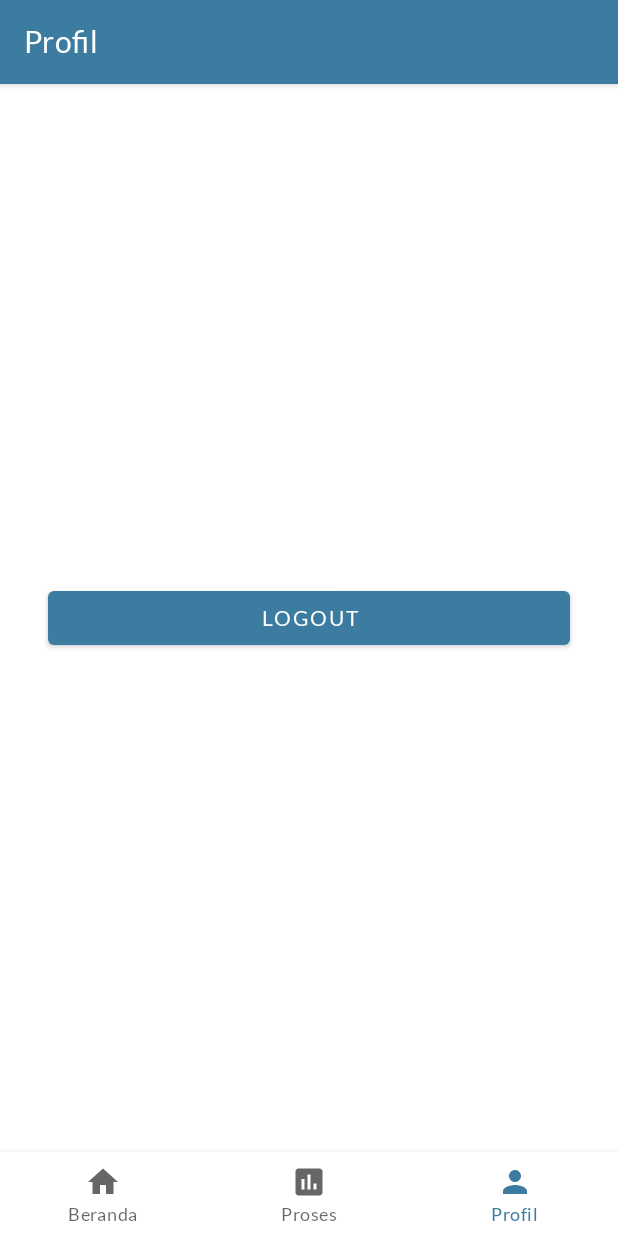
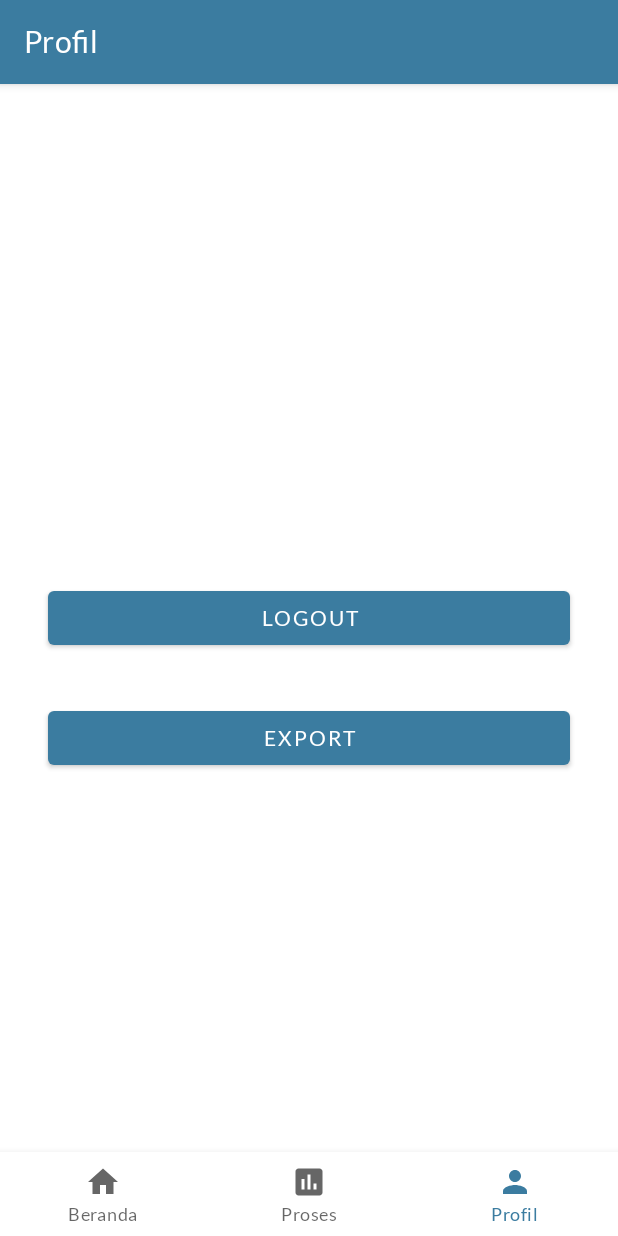
Before and after one commit to ridho-dev/logistics-distribution, an Android app: the ProfileFragment screen opened through its navigation route, on a phone screen of 412 x 824 dp. Run offline under Robolectric (Android 15) with nearby library versions, the phone set to English and light mode, and no system bars; our stand-ins replace Firebase (no records; nobody signed in at launch, a user with empty details on screens opened directly), Room's generated code, navigation-ui; libraries missing offline, so code that uses them is left out: org.apache.poi.

```diff
--- a/android/app/build.gradle
+++ b/android/app/build.gradle
@@ -59,4 +59,5 @@ dependencies {
     // Room database
     implementation 'androidx.room:room-runtime:2.3.0'
     kapt 'androidx.room:room-compiler:2.3.0'
+
 }
--- a/android/app/src/main/AndroidManifest.xml
+++ b/android/app/src/main/AndroidManifest.xml
@@ -3,6 +3,7 @@
     xmlns:tools="http://schemas.android.com/tools"
     package="com.dededev.logistics">
 
+    <uses-permission android:name="android.permission.MANAGE_EXTERNAL_STORAGE" />
     <uses-permission android:name="android.permission.READ_EXTERNAL_STORAGE" />
     <uses-permission android:name="android.permission.INTERNET" />
 
--- a/android/app/src/main/java/com/dededev/logistics/database/LogisticDao.kt
+++ b/android/app/src/main/java/com/dededev/logistics/database/LogisticDao.kt
@@ -14,6 +14,9 @@ interface LogisticDao {
     @Query("SELECT * FROM logistic")
     fun getAllLogistic(): LiveData<List<Logistic>>
 
+    @Query("SELECT * FROM logistic WHERE wilayah='Pusat'")
+    fun getLogisticPusat(): LiveData<List<Logistic>>
+
     @Query("SELECT * FROM logistic WHERE kategori='Perlengkapan Kepala'")
     fun getPerlengkapanKepala(): LiveData<List<Logistic>>
 
--- a/android/app/src/main/java/com/dededev/logistics/database/LogisticRepository.kt
+++ b/android/app/src/main/java/com/dededev/logistics/database/LogisticRepository.kt
@@ -16,6 +16,8 @@ class LogisticRepository(application: Application) {
 
     fun getAllLogistics(): LiveData<List<Logistic>> = mLogisticDao.getAllLogistic()
 
+    fun getLogisticPusat(): LiveData<List<Logistic>> = mLogisticDao.getLogisticPusat()
+
     fun getPerlengkapanKepala(): LiveData<List<Logistic>> = mLogisticDao.getPerlengkapanKepala()
 
     fun getProcessedLogistics(): LiveData<List<Logistic>> = mLogisticDao.getProcessedLogistic()
--- a/android/app/src/main/java/com/dededev/logistics/uiAdmin/adapter/LogisticAdapter.kt
+++ b/android/app/src/main/java/com/dededev/logistics/uiAdmin/adapter/LogisticAdapter.kt
@@ -51,7 +51,7 @@ class LogisticAdapter (
                 override fun onTextChanged(p0: CharSequence?, p1: Int, p2: Int, p3: Int) {
                     val item = currentItem ?: return
                     val updatedValue = p0?.toString() ?: ""
-                    item.stokAkhirPusat = updatedValue.toInt()
+                    item.stokAkhir = updatedValue.toInt()
                     homePusatViewModel.update(item)
                 }
 
@@ -61,7 +61,7 @@ class LogisticAdapter (
         fun bind(logistic: Logistic) {
             currentItem = logistic
             textName.text = logistic.namaBarang
-            textScore.text = logistic.stokAkhirPusat.toString()
+            textScore.text = logistic.stokAkhir.toString()
         }
     }
 
--- a/android/app/src/main/java/com/dededev/logistics/uiAdmin/adapter/NonAdminAdapter.kt
+++ b/android/app/src/main/java/com/dededev/logistics/uiAdmin/adapter/NonAdminAdapter.kt
@@ -32,7 +32,7 @@ class NonAdminAdapter(
 
         fun bind(logistic: Logistic) {
             itemName.text = logistic.namaBarang
-            itemValue.text = logistic.stokAkhirPusat.toString()
+            itemValue.text = logistic.stokAkhir.toString()
         }
     }
 }
--- a/android/app/src/main/java/com/dededev/logistics/uiAdmin/adapter/ProcessAdapter.kt
+++ b/android/app/src/main/java/com/dededev/logistics/uiAdmin/adapter/ProcessAdapter.kt
@@ -32,7 +32,7 @@ class ProcessAdapter(
 
         fun bind(logistic: Logistic) {
             itemName.text = logistic.namaBarang
-            itemValue.text = (floor(logistic.stokAkhirPusat * 0.1).toInt()).toString()
+            itemValue.text = (floor(logistic.stokAkhir * 0.1).toInt()).toString()
         }
     }
 }
--- a/android/app/src/main/java/com/dededev/logistics/uiAdmin/home/HomeFragment.kt
+++ b/android/app/src/main/java/com/dededev/logistics/uiAdmin/home/HomeFragment.kt
@@ -13,6 +13,7 @@ import com.dededev.logistics.R
 import com.dededev.logistics.uiAdmin.ViewModelFactory
 import com.dededev.logistics.uiAdmin.home.daerah.HomeDaerahFragment
 import com.dededev.logistics.uiAdmin.home.pusat.HomePusatFragment
+import com.google.firebase.firestore.FirebaseFirestore
 
 class HomeFragment : Fragment() {
 
@@ -57,7 +58,8 @@ class HomeFragment : Fragment() {
                     setTextColor(ContextCompat.getColor(requireContext(), R.color.gray))
                 }
                 childFragmentManager.beginTransaction()
-                    .replace(R.id.fragment_container_pusat, fragmentPusat)
+                    .show(fragmentPusat)
+                    .hide(fragmentDaerah)
                     .commit()
                 isFragmentPusatVisible = true
                 homeViewModel.isPusatActive = true
@@ -75,7 +77,8 @@ class HomeFragment : Fragment() {
                     setTextColor(ContextCompat.getColor(requireContext(), R.color.main_blue))
                 }
                 childFragmentManager.beginTransaction()
-                    .replace(R.id.fragment_container_pusat, fragmentDaerah)
+                    .show(fragmentDaerah)
+                    .hide(fragmentPusat)
                     .commit()
                 isFragmentPusatVisible = false
                 homeViewModel.isPusatActive = false
@@ -97,7 +100,9 @@ class HomeFragment : Fragment() {
                 setTextColor(ContextCompat.getColor(requireContext(), R.color.gray))
             }
             childFragmentManager.beginTransaction()
-                .replace(R.id.fragment_container_pusat, fragmentPusat)
+                .add(R.id.fragment_container_pusat, fragmentPusat)
+                .add(R.id.fragment_container_daerah, fragmentDaerah)
+                .hide(fragmentDaerah)
                 .commit()
         } else {
             buttonPusat.apply {
@@ -109,7 +114,9 @@ class HomeFragment : Fragment() {
                 setTextColor(ContextCompat.getColor(requireContext(), R.color.main_blue))
             }
             childFragmentManager.beginTransaction()
-                .replace(R.id.fragment_container_pusat, fragmentDaerah)
+                .add(R.id.fragment_container_pusat, fragmentDaerah)
+                .add(R.id.fragment_container_pusat, fragmentPusat)
+                .hide(fragmentPusat)
                 .commit()
         }
     }
--- a/android/app/src/main/java/com/dededev/logistics/uiAdmin/home/pusat/HomePusatFragment.kt
+++ b/android/app/src/main/java/com/dededev/logistics/uiAdmin/home/pusat/HomePusatFragment.kt
@@ -9,6 +9,7 @@ import android.util.Log
 import android.view.*
 import androidx.fragment.app.Fragment
 import android.widget.ArrayAdapter
+import android.widget.AutoCompleteTextView
 import androidx.activity.result.contract.ActivityResultContracts
 import androidx.recyclerview.widget.LinearLayoutManager
 import com.dededev.logistics.R
@@ -16,7 +17,7 @@ import com.dededev.logistics.database.Logistic
 import com.dededev.logistics.databinding.FragmentHomePusatBinding
 import com.dededev.logistics.uiAdmin.ViewModelFactory
 import com.dededev.logistics.uiAdmin.adapter.LogisticAdapter
-import com.dededev.logistics.utils.predict
+import com.dededev.logistics.utils.LogisticCondition
 import org.apache.poi.ss.usermodel.WorkbookFactory
 import java.io.InputStream
 
@@ -39,8 +40,6 @@ class HomePusatFragment : Fragment() {
         "Kapsat & Almount Kapsat"
     )
 
-    private var selectedMenu: String = type[0]
-
     override fun onCreateView(
         inflater: LayoutInflater, container: ViewGroup?,
         savedInstanceState: Bundle?
@@ -56,7 +55,7 @@ class HomePusatFragment : Fragment() {
         binding.rvKepala.layoutManager = layoutManager
 
         adapter = LogisticAdapter(logisticList, homePusatViewModel)
-        homePusatViewModel.getAllLogistics().observe(viewLifecycleOwner) {
+        homePusatViewModel.getLogisticPusat().observe(viewLifecycleOwner) {
             if (logisticList.isEmpty()) {
                 logisticList.addAll(it)
                 adapter.updateData(logisticList)
@@ -74,7 +73,18 @@ class HomePusatFragment : Fragment() {
         }
         autoCompleteTextView.setOnItemClickListener { _, _, position, _ ->
 
-            val filteredList = when (autoCompleteTextView.text.toString()) {
+            val filteredList = filterList(autoCompleteTextView.text.toString())
+
+            homePusatViewModel.selectedMenu = type[position]
+            Log.d("TAG", "onCreateView: ${homePusatViewModel.selectedMenu}")
+            adapter.updateData(filteredList)
+            binding.rvKepala.adapter = adapter
+        }
+        return binding.root
+    }
+
+    fun filterList(menuType: String): List<Logistic> {
+        return when (menuType) {
             type[0] -> {
                 logisticList
             }
@@ -103,12 +113,8 @@ class HomePusatFragment : Fragment() {
                 logisticList
             }
         }
-            selectedMenu = type[position]
-            adapter.updateData(filteredList)
-            binding.rvKepala.adapter = adapter
     }
-        return binding.root
-    }
+
 
     override fun onCreateOptionsMenu(menu: Menu, inflater: MenuInflater) {
         inflater.inflate(R.menu.admin_menu, menu)
@@ -156,15 +162,12 @@ class HomePusatFragment : Fragment() {
                 val namaBarang = row.getCell(1)?.stringCellValue ?: ""
                 val kategori = row.getCell(2)?.stringCellValue ?: ""
                 val wilayah = row.getCell(3)?.stringCellValue ?: ""
-                val stokAwalPusat = row.getCell(4)?.numericCellValue.toString().toDouble().toInt()
-                val stokAkhirPusat = row.getCell(5)?.numericCellValue.toString().toDouble().toInt()
-                val stokAwalDaerah = row.getCell(7)?.numericCellValue.toString().toDouble().toInt()
-                val stokAkhirDaerah = row.getCell(8)?.numericCellValue.toString().toDouble().toInt()
-                val prioritasKirim = row.getCell(10)?.numericCellValue.toString().toDouble().toInt()
+                val stokAwal = row.getCell(4)?.numericCellValue.toString().toDouble().toInt()
+                val stokAkhir = row.getCell(5)?.numericCellValue.toString().toDouble().toInt()
                 var logistic = Logistic(
-                    id, namaBarang, kategori, wilayah, stokAwalPusat, stokAkhirPusat, stokAwalDaerah, stokAkhirDaerah, prioritasKirim
+                    id, namaBarang, kategori, wilayah, stokAwal, stokAkhir
                 )
-                logistic = predict(logistic)
+                logistic = LogisticCondition(logistic)
                 homePusatViewModel.insert(logistic)
             }
             if (logisticList.isNotEmpty()) logisticList.clear()
@@ -176,20 +179,6 @@ class HomePusatFragment : Fragment() {
         }
     }
 
-    override fun onResume() {
-        super.onResume()
-//
-//        val spinnerAdapter = ArrayAdapter(requireContext(), R.layout.dropdown_item, type)
-//        val autoCompleteTextView = binding.filledExposed
-//        autoCompleteTextView.apply {
-//            setAdapter(spinnerAdapter)
-//            setSelection(type.indexOf(selectedMenu))
-//            setText(selectedMenu, false)
-//        }
-//        adapter = LogisticAdapter(logisticList, homePusatViewModel)
-//        binding.rvKepala.adapter = adapter
-    }
-
     override fun onDestroy() {
         super.onDestroy()
         _binding = null
--- a/android/app/src/main/java/com/dededev/logistics/uiAdmin/home/pusat/HomePusatViewModel.kt
+++ b/android/app/src/main/java/com/dededev/logistics/uiAdmin/home/pusat/HomePusatViewModel.kt
@@ -8,6 +8,8 @@ import com.dededev.logistics.database.LogisticRepository
 
 class HomePusatViewModel(application: Application) : ViewModel() {
     private val mLogisticRepository: LogisticRepository = LogisticRepository(application)
+
+    var selectedMenu :String = ""
 
     fun insert(logistic: Logistic) {
         mLogisticRepository.insert(logistic)
@@ -20,4 +22,7 @@ class HomePusatViewModel(application: Application) : ViewModel() {
     fun getAllLogistics(): LiveData<List<Logistic>> {
         return mLogisticRepository.getAllLogistics()
     }
+    fun getLogisticPusat(): LiveData<List<Logistic>> {
+        return mLogisticRepository.getLogisticPusat()
+    }
 }
--- a/android/app/src/main/java/com/dededev/logistics/uiAdmin/profile/ProfileFragment.kt
+++ b/android/app/src/main/java/com/dededev/logistics/uiAdmin/profile/ProfileFragment.kt
@@ -6,7 +6,6 @@ import android.view.LayoutInflater
 import android.view.View
 import android.view.ViewGroup
 import androidx.fragment.app.Fragment
-import androidx.lifecycle.ViewModelProvider
 import com.dededev.logistics.databinding.FragmentProfileBinding
 import com.dededev.logistics.uiAdmin.login.LoginActivity
 import com.dededev.logistics.utils.SessionManager
@@ -25,9 +24,6 @@ class ProfileFragment : Fragment() {
         container: ViewGroup?,
         savedInstanceState: Bundle?
     ): View {
-        val notificationsViewModel =
-            ViewModelProvider(this).get(ProfileViewModel::class.java)
-
         _binding = FragmentProfileBinding.inflate(inflater, container, false)
         val root: View = binding.root
 
@@ -38,6 +34,7 @@ class ProfileFragment : Fragment() {
             val intent = Intent(context, LoginActivity::class.java)
             startActivity(intent)
         }
+
         return root
     }
 
--- a/android/app/src/main/res/layout/fragment_profile.xml
+++ b/android/app/src/main/res/layout/fragment_profile.xml
@@ -16,4 +16,16 @@
         app:layout_constraintEnd_toEndOf="parent"
         app:layout_constraintStart_toStartOf="parent"
         app:layout_constraintTop_toTopOf="parent" />
+
+    <Button
+        android:id="@+id/btn_export"
+        android:layout_width="match_parent"
+        android:layout_height="wrap_content"
+        android:layout_margin="32dp"
+        android:text="Export"
+        app:layout_constraintEnd_toEndOf="parent"
+        app:layout_constraintStart_toStartOf="parent"
+        app:layout_constraintTop_toBottomOf="@+id/btn_logout" />
+
+
 </androidx.constraintlayout.widget.ConstraintLayout>
```
Also changed, not shown: android/app/src/main/java/com/dededev/logistics/database/Logistic.kt (+6 -9 lines), android/app/src/main/java/com/dededev/logistics/uiAdmin/process/ProcessFragment.kt (+12 -12 lines), android/app/src/main/java/com/dededev/logistics/utils/Utils.kt (+26 -39 lines). Lines whose indentation alone changed are shown as unchanged.
